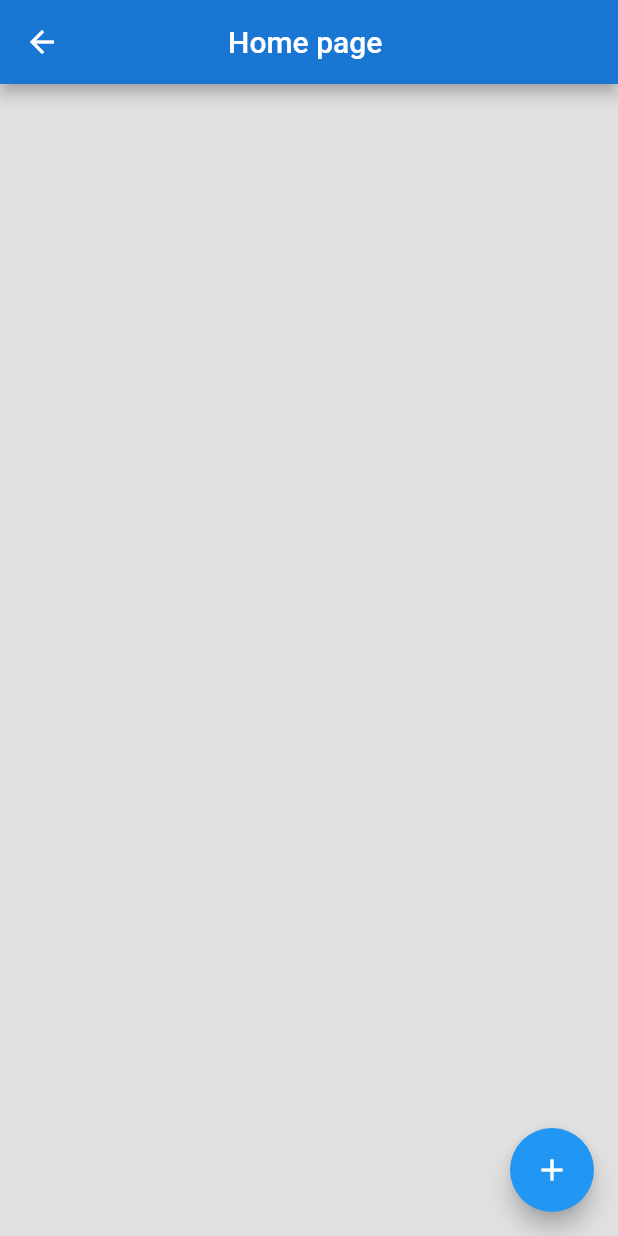
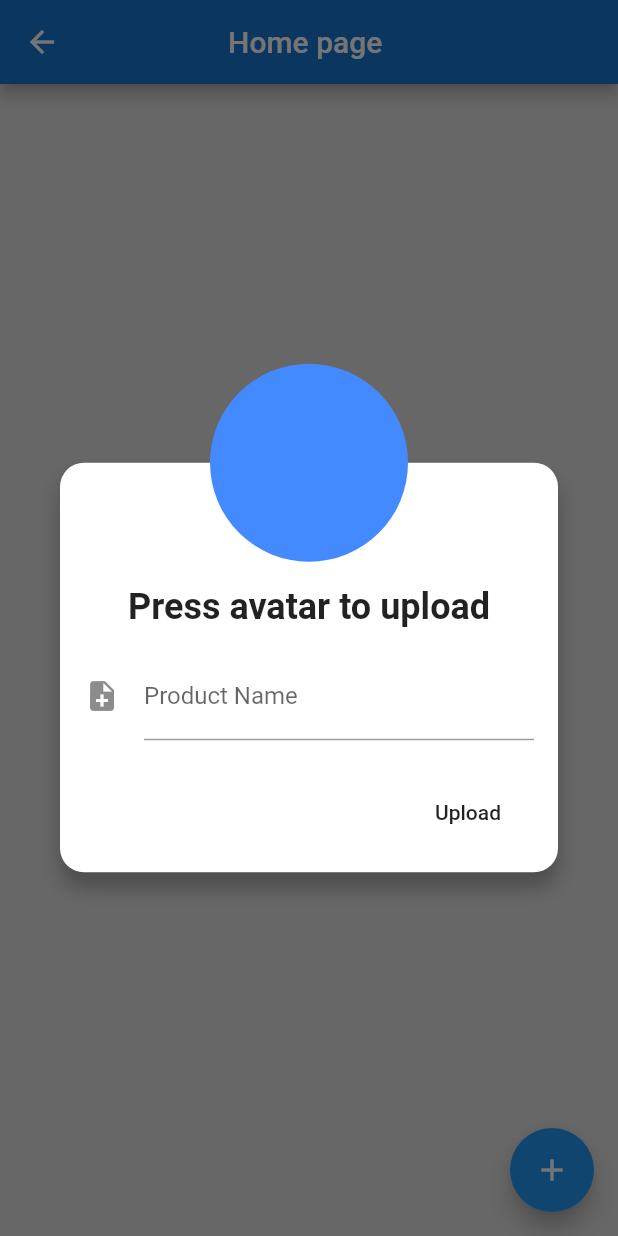
Before and after one commit to AbdouElnemr/task, a Flutter app: the HomePage screen opened directly, after a tap on the "add" icon, on a phone screen of 412 x 824 dp. Run offline on Flutter 3.47's test engine with Material 2 defaults, Android fonts, the phone set to English and light mode, and no system bars; our stand-ins replace cloud_firestore, firebase_auth, firebase_storage; accounts and stored records are empty.

Commit message:
Setting Up the upload and edit layout

```diff
--- a/lib/ui/HomePage.dart
+++ b/lib/ui/HomePage.dart
@@ -24,7 +24,7 @@ class Home extends State<HomePage>   {
         ),
         floatingActionButton: FloatingActionButton(
           onPressed: () {
-//            Helper.uploadForm(context);
+            Helper.uploadForm(context);
           },
           child: Icon(Icons.add),
         ),
--- /dev/null
+++ b/lib/utils/CustomUploadDialoge.dart
@@ -0,0 +1,113 @@
+
+import 'package:flutter/material.dart';
+
+class Consts {
+  Consts._();
+
+  static const double padding = 16.0;
+  static const double avatarRadius = 66.0;
+}
+class CustomDialog extends StatelessWidget {
+  final String title, description, buttonText, textInput;
+  final Image image;
+  TextEditingController _imageNameController = TextEditingController();
+
+  CustomDialog({
+    @required this.title,
+    @required this.description,
+    @required this.buttonText,
+    @required this.textInput,
+    this.image,
+  });
+
+  @override
+  Widget build(BuildContext context) {
+    return Dialog(
+      shape: RoundedRectangleBorder(
+        borderRadius: BorderRadius.circular(Consts.padding),
+      ),
+      elevation: 0.0,
+      backgroundColor: Colors.transparent,
+      child: dialogContent(context),    );
+  }
+
+  dialogContent(BuildContext context) {
+    return Stack(
+      children: <Widget>[
+        Container(
+          padding: EdgeInsets.only(
+            top: Consts.avatarRadius + Consts.padding,
+            bottom: Consts.padding,
+            left: Consts.padding,
+            right: Consts.padding,
+          ),
+          margin: EdgeInsets.only(top: Consts.avatarRadius),
+          decoration: new BoxDecoration(
+            color: Colors.white,
+            shape: BoxShape.rectangle,
+            borderRadius: BorderRadius.circular(Consts.padding),
+            boxShadow: [
+              BoxShadow(
+                color: Colors.black26,
+                blurRadius: 10.0,
+                offset: const Offset(0.0, 10.0),
+              ),
+            ],
+          ),
+          child: Column(
+            mainAxisSize: MainAxisSize.min, // To make the card compact
+            children: <Widget>[
+              Text(
+                title,
+                style: TextStyle(
+                  fontSize: 24.0,
+                  fontWeight: FontWeight.w700,
+                ),
+              ),
+              SizedBox(height: 16.0),
+//              Text(
+//                description,
+//                textAlign: TextAlign.center,
+//                style: TextStyle(
+//                  fontSize: 16.0,
+//                ),
+//              ),
+              TextFormField(
+                controller: _imageNameController,
+                keyboardType: TextInputType.emailAddress,
+                decoration: InputDecoration(
+                    labelText: "Product Name ",
+                    icon: Icon(Icons.note_add),
+                    hintText: "Eg :Apple"),
+                validator: (value) {
+                  if (value.isEmpty) {
+                    return 'Please enter some text';
+                  }
+                  return null;
+                },
+              ),
+              SizedBox(height: 24.0),
+              Align(
+                alignment: Alignment.bottomRight,
+                child: FlatButton(
+                  onPressed: () {
+                    Navigator.of(context).pop(); // To close the dialog
+                  },
+                  child: Text(buttonText),
+                ),
+              ),
+            ],
+          ),
+        ),
+        Positioned(
+          left: Consts.padding,
+          right: Consts.padding,
+          child: CircleAvatar(
+            backgroundColor: Colors.blueAccent,
+            radius: Consts.avatarRadius,
+          ),
+        ),
+      ],
+    );
+  }
+}
```
Also changed, not shown: lib/utils/Helper.dart (+9 -65 lines).
